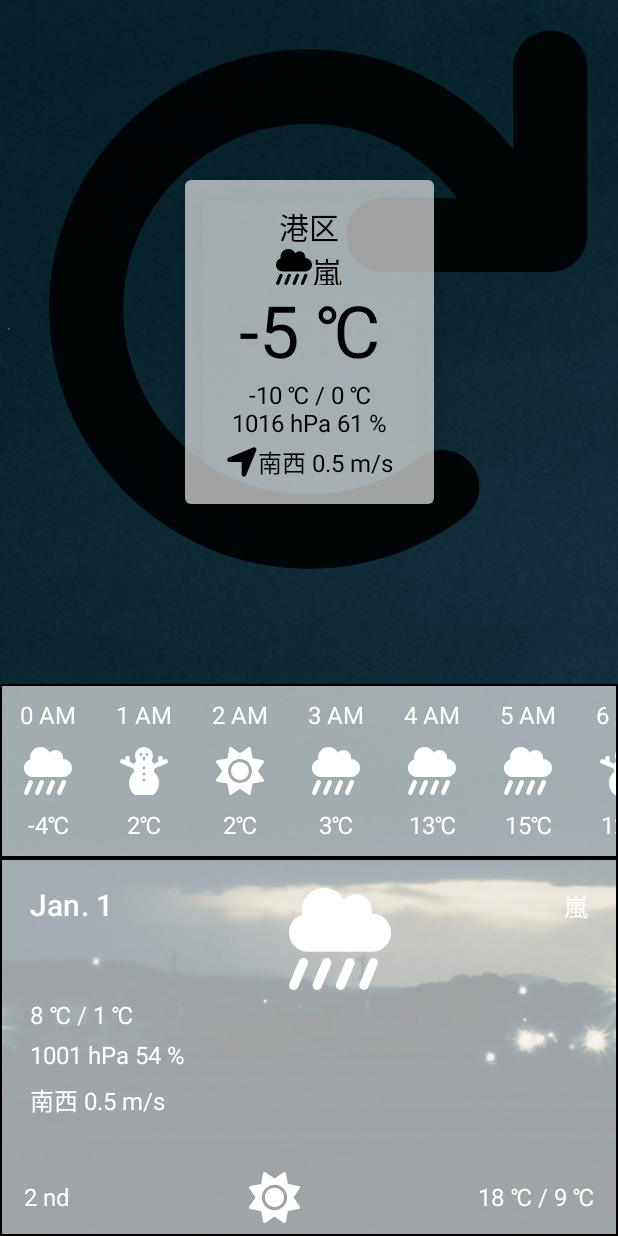
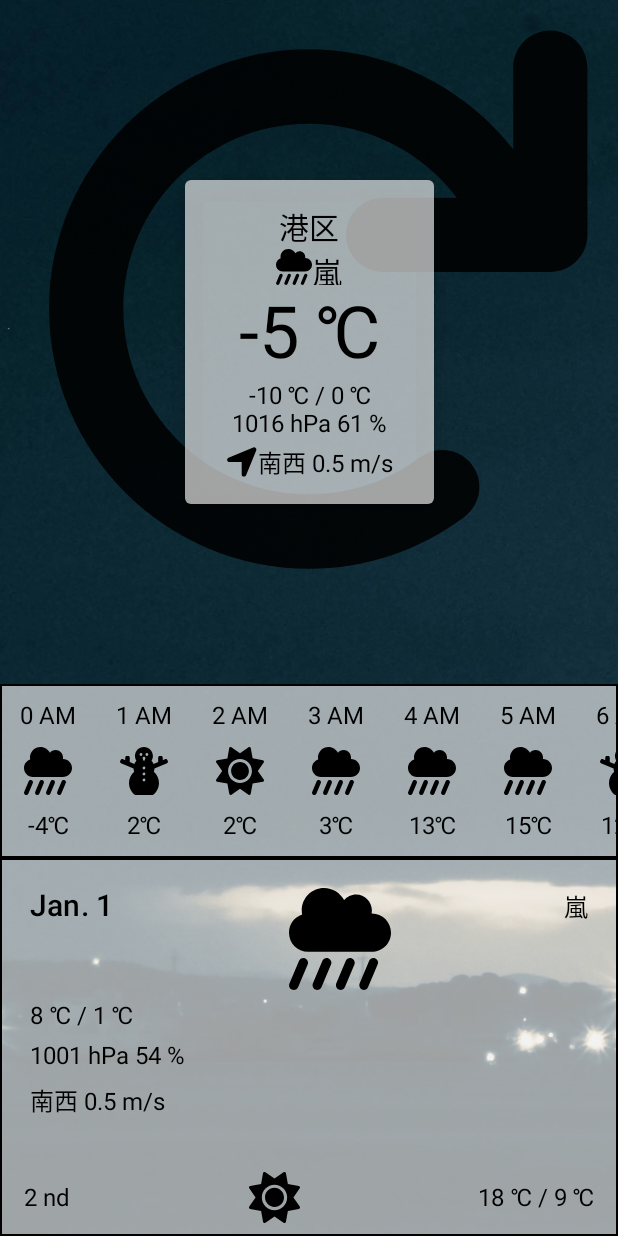
Before and after one commit to s-kamada/weather_apps, an Android app built with Jetpack Compose: the screen it shows after launch (MainActivity), after a tap on an icon or button, on a phone screen of 412 x 824 dp. Run offline under Robolectric (Android 15) with nearby library versions, the phone set to English and light mode, and no system bars.

Commit message:
ダークテーマ判定ロジックを削除

```diff
--- a/app/src/main/java/com/example/weather_competition_1632/MainActivity.kt
+++ b/app/src/main/java/com/example/weather_competition_1632/MainActivity.kt
@@ -36,10 +36,9 @@ class MainActivity : ComponentActivity() {
         val buttonPading = dimensionResource(id = R.dimen.button_padding)
         // TODO: Create ViewModel and move them
         val weatherBusinessModel = remember { mutableStateOf(WeatherBusinessModel.mock()) }//WeatherBusinessModel.mock()
-        val isDarkTheme = remember { mutableStateOf(weatherBusinessModel.value.weather.isDarkTheme()) }
 
         // A surface container using the 'background' color from the theme
-        AppTheme(isDarkTheme.value) {
+        AppTheme {
             Surface(
                 color = MaterialTheme.colors.background,
             ) {
@@ -55,7 +54,6 @@ class MainActivity : ComponentActivity() {
                     onClick = {
                         val mock = WeatherBusinessModel.mock()
                         weatherBusinessModel.value = mock
-                        isDarkTheme.value = mock.weather.isDarkTheme()
                     },
                     modifier = Modifier.padding(buttonPading)
                 ) {
@@ -69,8 +67,8 @@ class MainActivity : ComponentActivity() {
                     horizontalAlignment = Alignment.CenterHorizontally
                 ) {
                     WeatherCard(weatherBusinessModel.value)
-                    OneDayForecast(weatherBusinessModel.value.oneDayForecast, isDarkTheme.value)
-                    WeeklyForecast(weatherBusinessModel.value.weeklyForecast, isDarkTheme.value)
+                    OneDayForecast(weatherBusinessModel.value.oneDayForecast)
+                    WeeklyForecast(weatherBusinessModel.value.weeklyForecast)
                 }
             }
         }
--- a/app/src/main/java/com/example/weather_competition_1632/OneDayForecast.kt
+++ b/app/src/main/java/com/example/weather_competition_1632/OneDayForecast.kt
@@ -21,7 +21,6 @@ import com.example.weather_competition_1632.ui.theme.Texts
 @Composable
 fun OneDayForecast(
     forecast: List<OneHourForecast>,
-    isDarkTheme: Boolean
 ) {
     val borderWidth = dimensionResource(id = R.dimen.border_width_xs)
 
@@ -29,7 +28,7 @@ fun OneDayForecast(
         modifier = Modifier.border(borderWidth, Color.Black).background(Color((0xaaeeeeee)))
     ) {
         items(forecast) { forecast ->
-            OneHourForecastCell(forecast = forecast, isDarkTheme)
+            OneHourForecastCell(forecast = forecast)
         }
     }
 }
@@ -37,13 +36,11 @@ fun OneDayForecast(
 @Composable
 fun OneHourForecastCell(
     forecast: OneHourForecast,
-    isDarkTheme: Boolean
 ) {
     val cellWidth = dimensionResource(id = R.dimen.oneday_forecast_cell_width)
     val cellHeight = dimensionResource(id = R.dimen.oneday_forecast_cell_height)
     val cellPadding = dimensionResource(id = R.dimen.oneday_forecast_cell_padding)
     val imagePadding = dimensionResource(id = R.dimen.oneday_forecast_cell_image_padding)
-    val color = if(isDarkTheme) Color.Black else Color.White
 
     Column(
         verticalArrangement = Arrangement.SpaceBetween,
@@ -52,15 +49,15 @@ fun OneHourForecastCell(
             .size(cellWidth, cellHeight)
             .padding(cellPadding)
     ) {
-        Texts.Description(text = forecast.time, color = color)
+        Texts.Description(text = forecast.time)
         Image(
-            painter = painterResource(id = forecast.weather.image(isDarkTheme)),
+            painter = painterResource(id = forecast.weather.image()),
             contentDescription = "",
             modifier = Modifier
                 .fillMaxWidth()
                 .padding(imagePadding)
         )
-        Texts.Description(text = forecast.temperature, color = color)
+        Texts.Description(text = forecast.temperature)
     }
 }
 
@@ -68,6 +65,6 @@ fun OneHourForecastCell(
 @Composable
 fun OneDayForecastPreview() {
     AppTheme {
-        OneDayForecast(WeatherBusinessModel.mock().oneDayForecast, true)
+        OneDayForecast(WeatherBusinessModel.mock().oneDayForecast)
     }
 }
--- a/app/src/main/java/com/example/weather_competition_1632/WeatherCard.kt
+++ b/app/src/main/java/com/example/weather_competition_1632/WeatherCard.kt
@@ -38,7 +38,7 @@ fun WeatherCard(
 
             Texts.Body(text = weather.location)
             ImageWithText(
-                image = weather.weather.image(true),
+                image = weather.weather.image(),
                 text = weather.weather.description(),
                 height = textHeight,
                 style = Texts.Style.BODY
--- a/app/src/main/java/com/example/weather_competition_1632/WeeklyForecast.kt
+++ b/app/src/main/java/com/example/weather_competition_1632/WeeklyForecast.kt
@@ -27,7 +27,6 @@ import com.example.weather_competition_1632.ui.theme.WeekDayForecast
 @Composable
 fun WeeklyForecast(
     forecast: List<WeekDayForecast>,
-    isDarkTheme: Boolean
 ) {
     val borderWidth = dimensionResource(id = R.dimen.border_width_xs)
 
@@ -38,7 +37,7 @@ fun WeeklyForecast(
             .background(Color(0xaaeeeeee))
     ) {
         items(forecast) { forecast ->
-            WeekdayForecastCell(forecast = forecast, isDarkTheme)
+            WeekdayForecastCell(forecast = forecast)
         }
     }
 }
@@ -47,7 +46,6 @@ fun WeeklyForecast(
 @Composable
 fun WeekdayForecastCell(
     forecast: WeekDayForecast,
-    isDarkTheme: Boolean
 ) {
     var isExpanded by remember { mutableStateOf(false) }
 
@@ -72,8 +70,8 @@ fun WeekdayForecastCell(
             }
         ) { isExpanded ->
             when {
-                isExpanded -> WeekDayForecastExpanded(forecast = forecast, isDarkTheme)
-                else -> WeekDayForecastCollapsed(forecast = forecast, isDarkTheme)
+                isExpanded -> WeekDayForecastExpanded(forecast = forecast)
+                else -> WeekDayForecastCollapsed(forecast = forecast)
             }
         }
     }
@@ -82,11 +80,9 @@ fun WeekdayForecastCell(
 @Composable
 fun WeekDayForecastCollapsed(
     forecast: WeekDayForecast,
-    isDarkTheme: Boolean
 ) {
     val cellHeight = dimensionResource(id = R.dimen.weekday_forecast_cell_height)
     val cellPadding = dimensionResource(id = R.dimen.weekday_forecast_cell_padding)
-    val color = if (isDarkTheme) Color.Black else Color.White
 
     val dayString = when (forecast.day % 10) {
         1 -> stringResource(id = R.string.day_st, forecast.day)
@@ -105,10 +101,9 @@ fun WeekDayForecastCollapsed(
     ) {
         Texts.Description(
             text = dayString,
-            color = color
         )
         Image(
-            painter = painterResource(id = forecast.weather.image(isDarkTheme)),
+            painter = painterResource(id = forecast.weather.image()),
             contentDescription = "",
             modifier = Modifier.fillMaxHeight()
         )
@@ -118,20 +113,17 @@ fun WeekDayForecastCollapsed(
                 forecast.maxTemperature,
                 forecast.minTemperature
             ),
-            color = color
         )
     }
 }
 
 @Composable
 fun WeekDayForecastExpanded(
-    forecast: WeekDayForecast,
-    isDarkTheme: Boolean
+    forecast: WeekDayForecast
 ) {
     val iconSize = dimensionResource(id = R.dimen.weather_icon_size_l)
     val padding = dimensionResource(id = R.dimen.weekday_forecast_cell_padding)
     val contentsPadding = dimensionResource(id = R.dimen.weekday_forecast_contents_padding)
-    val color = if (isDarkTheme) Color.Black else Color.White
 
     Column(
         horizontalAlignment = Alignment.CenterHorizontally,
@@ -145,12 +137,12 @@ fun WeekDayForecastExpanded(
                 .fillMaxWidth()
                 .padding(contentsPadding)
         ) {
-            Texts.Body(text = "Jan. ${forecast.day}", color = color)
+            Texts.Body(text = "Jan. ${forecast.day}")
             Image(
-                painter = painterResource(id = forecast.weather.image(isDarkTheme)), "",
+                painter = painterResource(id = forecast.weather.image()), "",
                 modifier = Modifier.size(iconSize)
             )
-            Texts.Description(text = forecast.weather.description(), color = color)
+            Texts.Description(text = forecast.weather.description())
         }
         Row(
             horizontalArrangement = Arrangement.SpaceBetween,
@@ -160,7 +152,6 @@ fun WeekDayForecastExpanded(
         ) {
             Texts.Description(
                 text = stringResource(id = R.string.temperature_max_min, forecast.maxTemperature, forecast.minTemperature),
-                color = color
             )
         }
         Row(
@@ -171,7 +162,6 @@ fun WeekDayForecastExpanded(
         ) {
             Texts.Description(
                 text = stringResource(id = R.string.pressure_and_humidity, forecast.pressure, forecast.humidity),
-                color = color
             )
         }
         Row(
@@ -182,7 +172,6 @@ fun WeekDayForecastExpanded(
         ) {
             Texts.Description(
                 text = stringResource(id = R.string.wind_direction_speed, forecast.windDirection, forecast.windSpeed),
-                color = color
             )
         }
     }
@@ -193,7 +182,7 @@ fun WeekDayForecastExpanded(
 @Composable
 fun WeeklyForecastPreview() {
     AppTheme {
-        WeeklyForecast(WeatherBusinessModel.mock().weeklyForecast, true)
+        WeeklyForecast(WeatherBusinessModel.mock().weeklyForecast)
     }
 }
 
@@ -201,7 +190,7 @@ fun WeeklyForecastPreview() {
 @Composable
 fun WeekDatForecastCollapsedPreview() {
     AppTheme {
-        WeekDayForecastCollapsed(forecast = WeatherBusinessModel.mock().weeklyForecast.first(), true)
+        WeekDayForecastCollapsed(forecast = WeatherBusinessModel.mock().weeklyForecast.first())
     }
 }
 
@@ -209,6 +198,6 @@ fun WeekDatForecastCollapsedPreview() {
 @Composable
 fun WeekDatForecastExpandedPreview() {
     AppTheme {
-        WeekDayForecastExpanded(forecast = WeatherBusinessModel.mock().weeklyForecast.first(), true)
+        WeekDayForecastExpanded(forecast = WeatherBusinessModel.mock().weeklyForecast.first())
     }
 }
--- a/app/src/main/java/com/example/weather_competition_1632/ui/theme/Weather.kt
+++ b/app/src/main/java/com/example/weather_competition_1632/ui/theme/Weather.kt
@@ -20,20 +20,13 @@ enum class Weather {
         }
     }
 
-    fun isDarkTheme(): Boolean {
+    fun image(): Int {
         return when (this) {
-            SUNNY, CLOUDY, SNOWY -> true
-            STORMY, RAINY -> false
-        }
-    }
-
-    fun image(isDark: Boolean): Int {
-        return when (this) {
-            SUNNY -> if (isDark) { R.drawable.ic_sunny_dark } else { R.drawable.ic_sunny_light }
-            CLOUDY -> if (isDark) { R.drawable.ic_cloudy_dark } else { R.drawable.ic_cloudy_light }
-            RAINY -> if (isDark) { R.drawable.ic_rainy_dark } else { R.drawable.ic_rainy_light }
-            SNOWY ->  if (isDark) { R.drawable.ic_snowy_dark } else { R.drawable.ic_snowy_light }
-            STORMY ->  if (isDark) { R.drawable.ic_heavy_rainy_dark } else { R.drawable.ic_stormy_light }
+            SUNNY -> R.drawable.ic_sunny_dark
+            CLOUDY -> R.drawable.ic_cloudy_dark
+            RAINY -> R.drawable.ic_rainy_dark
+            SNOWY ->  R.drawable.ic_snowy_dark
+            STORMY ->  R.drawable.ic_heavy_rainy_dark
         }
     }
 
```
